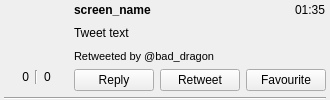
First picture: the form in lib/twitrrerr/ui/tweet.ui, repository nilsding/twitrrerr, before the edit.
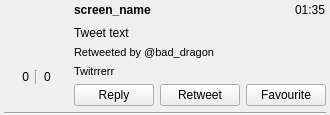
Second picture: the form after the edit.

Commit message: added client name to tweet

```diff
--- a/lib/twitrrerr/ui/tweet.ui
+++ b/lib/twitrrerr/ui/tweet.ui
@@ -7,13 +7,13 @@
     <x>0</x>
     <y>0</y>
     <width>300</width>
-    <height>100</height>
+    <height>110</height>
    </rect>
   </property>
   <property name="minimumSize">
    <size>
     <width>300</width>
-    <height>100</height>
+    <height>110</height>
    </size>
   </property>
   <property name="windowTitle">
@@ -108,7 +108,7 @@
       </layout>
      </item>
      <item>
-      <layout class="QVBoxLayout" name="verticalLayout" stretch="0,3,0,0">
+      <layout class="QVBoxLayout" name="verticalLayout" stretch="0,3,0,0,0">
        <item>
         <layout class="QHBoxLayout" name="horizontalLayout">
          <item>
@@ -177,6 +177,18 @@
          </property>
         </widget>
        </item>
+       <item>
+        <widget class="QLabel" name="ql_client">
+         <property name="font">
+          <font>
+           <pointsize>8</pointsize>
+          </font>
+         </property>
+         <property name="text">
+          <string notr="true">Twitrrerr</string>
+         </property>
+        </widget>
+       </item>
        <item>
         <layout class="QHBoxLayout" name="horizontalLayout_3">
          <item>
```
The commit also changes 1 other file.
